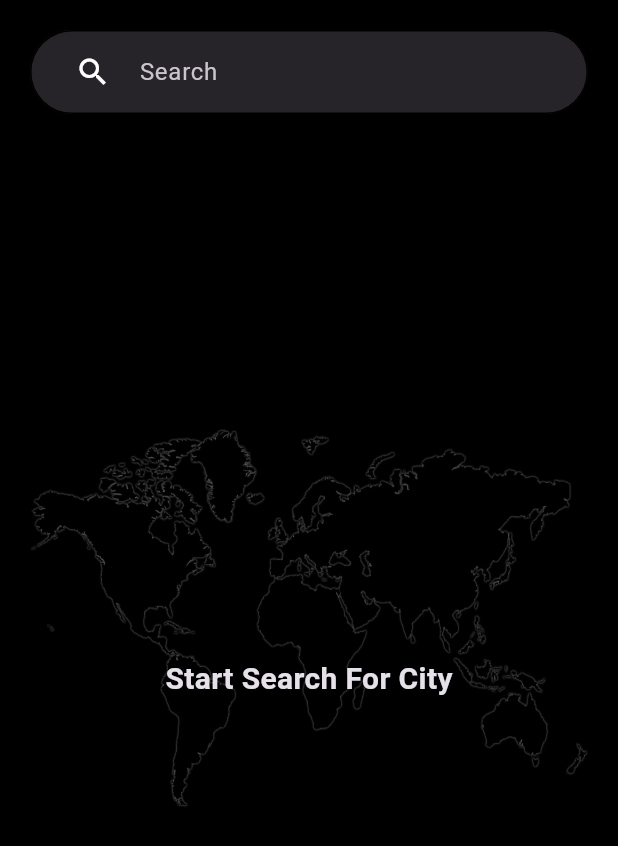
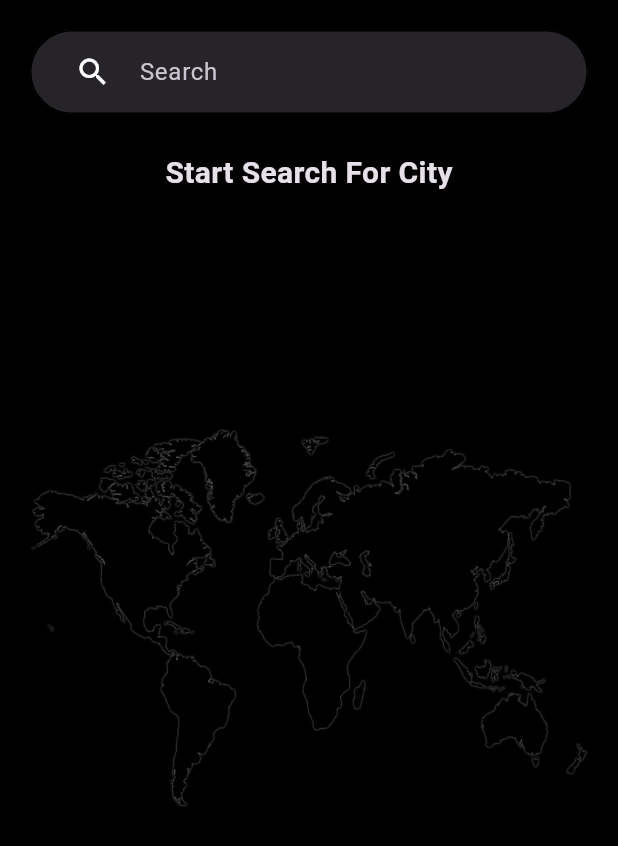
Before and after one commit to elsankry02/Weather_App, a Flutter app: the screen it shows after launch, on a phone screen of 412 x 824 dp. Shown: the top 846 px of the screen. Run offline on Flutter 3.47's test engine with Material 3 defaults, Android fonts, the phone set to English and light mode, and no system bars; our stand-ins replace auto_route, dio, flutter_bloc, flutter_riverpod, google_fonts; network calls fail; Roboto replaces fonts that are missing (Tektur).

Commit message:
edit part 3

```diff
--- a/lib/pages/home/home_page.dart
+++ b/lib/pages/home/home_page.dart
@@ -1,24 +1,21 @@
 import 'package:auto_route/auto_route.dart';
-import 'package:dio/dio.dart';
 import 'package:flutter/material.dart';
-import 'package:flutter_bloc/flutter_bloc.dart';
-import 'package:weather_app/core/components/api_service.dart';
+import 'package:flutter_riverpod/flutter_riverpod.dart';
 import 'package:weather_app/core/components/image_manger.dart';
-import 'package:weather_app/data/manger/weather_service_api/weather_service_cubit.dart';
 import 'package:weather_app/pages/home/widget/list_view_container_widget.dart';
 import 'package:weather_app/pages/home/widget/text_field_widget.dart';
 import 'package:weather_app/pages/home/widget/text_search_details_widget.dart';
 import 'package:weather_app/pages/home/widget/today_weather_widget.dart';
+import 'package:weather_app/providers/weather_provider/weather_provider.dart';
 
 @RoutePage()
-class HomePage extends StatelessWidget {
+class HomePage extends ConsumerWidget {
   const HomePage({super.key});
 
   @override
-  Widget build(BuildContext context) {
-    return BlocProvider(
-      create: (context) => WeatherServiceCubit(ApiService(Dio())),
-      child: Scaffold(
+  Widget build(BuildContext context, WidgetRef ref) {
+    final getWeatherProvider = ref.watch(weatherProvider);
+    return Scaffold(
       body: SafeArea(
         child: Container(
           padding: const EdgeInsets.all(20),
@@ -32,53 +29,55 @@ class HomePage extends StatelessWidget {
             children: [
               const TextFieldWidget(),
               const SizedBox(height: 25),
-                Expanded(child:
-                    BlocBuilder<WeatherServiceCubit, WeatherServiceState>(
-                  builder: (context, state) {
-                    if (state is WeatherServiceSuccess) {
-                      return ListView(
+              ref.watch(searchProvider).isNotEmpty
+                  ? getWeatherProvider.when(
+                      data: (data) {
+                        return Expanded(
+                          child: ListView(
                             children: [
                               TodeyWeatherWidget(
-                            weatherModel: state.weatherModel,
+                                weatherModel: data,
                               ),
                               const SizedBox(height: 135),
                               TextSearchDetailsWidget(
-                            weatherModel: state.weatherModel,
+                                weatherModel: data,
                               ),
                               const SizedBox(
                                 height: 40,
                               ),
                               ListViewContainerWidget(
-                            weatherModel: state.weatherModel,
+                                weatherModel: data,
                               ),
                               const SizedBox(height: 30),
                             ],
+                          ),
                         );
-                    }
-                    if (state is WeatherServiceLoading) {
+                      },
+                      error: (error, _) {
+                        return Center(
+                          child: Text(
+                            '$error',
+                            style: const TextStyle(
+                              color: Colors.red,
+                              fontWeight: FontWeight.bold,
+                            ),
+                          ),
+                        );
+                      },
+                      loading: () {
                         return const Center(
                           child: CircularProgressIndicator(),
                         );
-                    }
-
-                    if (state is WeatherServiceFailuer) {
-                      return Text(
-                        state.errorMassage,
-                        style: const TextStyle(
-                            color: Colors.red, fontWeight: FontWeight.bold),
-                      );
-                    }
-                    return const Center(
-                      child: Text(
+                      },
+                    )
+                  : const Text(
                       'Start Search For City',
                       style: TextStyle(
-                            fontSize: 20, fontWeight: FontWeight.bold),
+                        fontSize: 20,
+                        fontWeight: FontWeight.bold,
                       ),
-                    );
-                  },
-                )),
+                    ),
             ],
-            ),
           ),
         ),
       ),
--- a/lib/pages/home/widget/text_field_widget.dart
+++ b/lib/pages/home/widget/text_field_widget.dart
@@ -1,15 +1,15 @@
 import 'package:flutter/material.dart';
-import 'package:flutter_bloc/flutter_bloc.dart';
-import 'package:weather_app/data/manger/weather_service_api/weather_service_cubit.dart';
+import 'package:flutter_riverpod/flutter_riverpod.dart';
+import 'package:weather_app/providers/weather_provider/weather_provider.dart';
 
-class TextFieldWidget extends StatelessWidget {
+class TextFieldWidget extends ConsumerWidget {
   const TextFieldWidget({super.key});
 
   @override
-  Widget build(BuildContext context) {
+  Widget build(BuildContext context, WidgetRef ref) {
     return TextField(
       onSubmitted: (value) {
-        context.read<WeatherServiceCubit>().fetchWeather(cityName: value);
+        ref.read(searchProvider.notifier).state = value;
       },
       style: const TextStyle(color: Colors.white),
       decoration: InputDecoration(
--- a/lib/providers/weather_provider/weather_provider.dart
+++ b/lib/providers/weather_provider/weather_provider.dart
@@ -2,15 +2,15 @@ import 'package:flutter_riverpod/flutter_riverpod.dart';
 import 'package:weather_app/data/models/weather_model.dart';
 import 'package:weather_app/providers/provider.dart';
 
-final cityProvider = StateProvider<String>((ref) {
+final searchProvider = StateProvider<String>((ref) {
   return "";
 });
 
-final weatherProvider = FutureProvider<List<WeatherModel>>((ref) async {
+final weatherProvider = FutureProvider<WeatherModel>((ref) async {
   //
   final service = ref.read(weatherServiceProvider);
   //
-  final cityName = ref.watch(cityProvider);
+  final cityName = ref.watch(searchProvider);
   //
   return await service.weatherServiceFunc(cityName: cityName);
 });
```
Also changed, not shown: lib/services/weather_service.dart (+5 -9 lines), 1 other file. Lines whose indentation alone changed are shown as unchanged.
